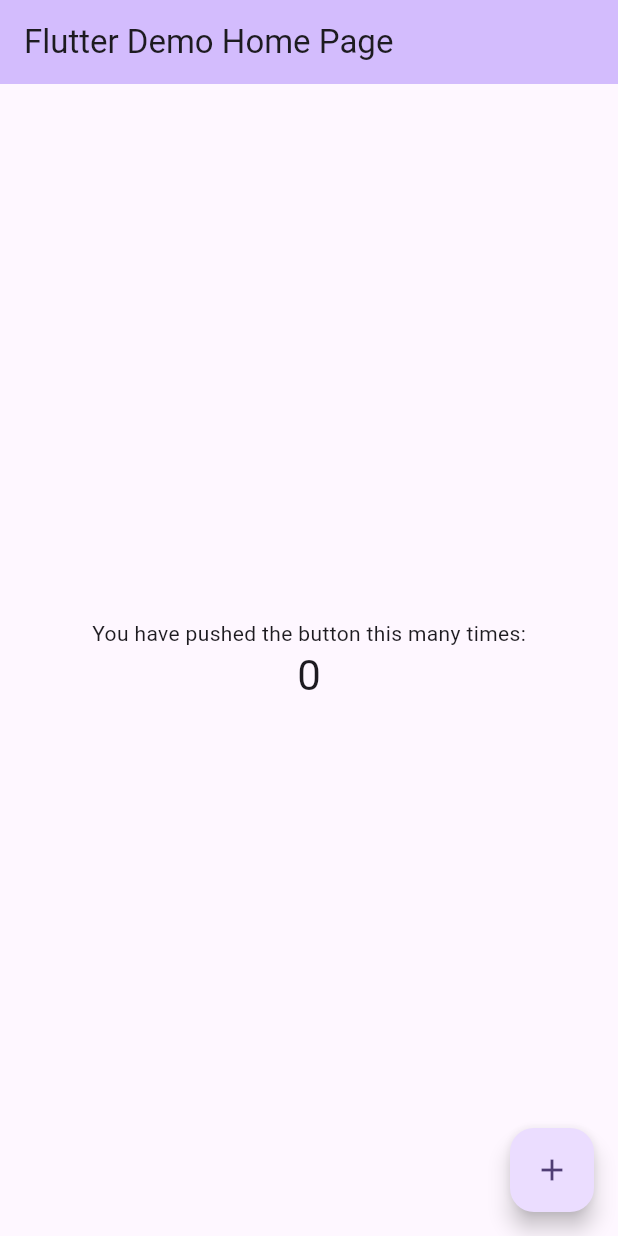
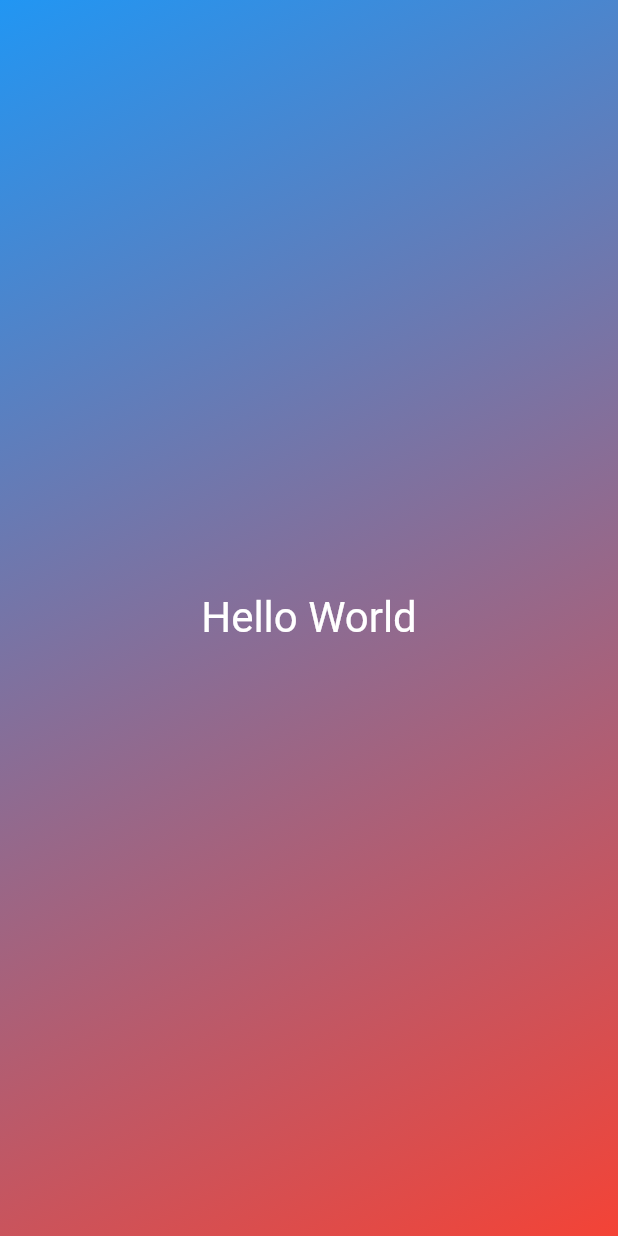
Before and after one commit to Eraycak/dice_roller_app, a Flutter app: the screen it shows after launch, on a phone screen of 412 x 824 dp. Run offline on Flutter 3.47's test engine with Material 2 defaults, Android fonts, the phone set to English and light mode, and no system bars.

Commit message:
Practicing text widgets

```diff
--- a/lib/main.dart
+++ b/lib/main.dart
@@ -1,125 +1,28 @@
 import 'package:flutter/material.dart';
 
 void main() {
-  runApp(const MyApp());
-}
-
-class MyApp extends StatelessWidget {
-  const MyApp({super.key});
-
-  // This widget is the root of your application.
-  @override
-  Widget build(BuildContext context) {
-    return MaterialApp(
-      title: 'Flutter Demo',
-      theme: ThemeData(
-        // This is the theme of your application.
-        //
-        // TRY THIS: Try running your application with "flutter run". You'll see
-        // the application has a blue toolbar. Then, without quitting the app,
-        // try changing the seedColor in the colorScheme below to Colors.green
-        // and then invoke "hot reload" (save your changes or press the "hot
-        // reload" button in a Flutter-supported IDE, or press "r" if you used
-        // the command line to start the app).
-        //
-        // Notice that the counter didn't reset back to zero; the application
-        // state is not lost during the reload. To reset the state, use hot
-        // restart instead.
-        //
-        // This works for code too, not just values: Most code changes can be
-        // tested with just a hot reload.
-        colorScheme: ColorScheme.fromSeed(seedColor: Colors.deepPurple),
-        useMaterial3: true,
-      ),
-      home: const MyHomePage(title: 'Flutter Demo Home Page'),
-    );
-  }
-}
-
-class MyHomePage extends StatefulWidget {
-  const MyHomePage({super.key, required this.title});
-
-  // This widget is the home page of your application. It is stateful, meaning
-  // that it has a State object (defined below) that contains fields that affect
-  // how it looks.
-
-  // This class is the configuration for the state. It holds the values (in this
-  // case the title) provided by the parent (in this case the App widget) and
-  // used by the build method of the State. Fields in a Widget subclass are
-  // always marked "final".
-
-  final String title;
-
-  @override
-  State<MyHomePage> createState() => _MyHomePageState();
-}
-
-class _MyHomePageState extends State<MyHomePage> {
-  int _counter = 0;
-
-  void _incrementCounter() {
-    setState(() {
-      // This call to setState tells the Flutter framework that something has
-      // changed in this State, which causes it to rerun the build method below
-      // so that the display can reflect the updated values. If we changed
-      // _counter without calling setState(), then the build method would not be
-      // called again, and so nothing would appear to happen.
-      _counter++;
-    });
-  }
-
-  @override
-  Widget build(BuildContext context) {
-    // This method is rerun every time setState is called, for instance as done
-    // by the _incrementCounter method above.
-    //
-    // The Flutter framework has been optimized to make rerunning build methods
-    // fast, so that you can just rebuild anything that needs updating rather
-    // than having to individually change instances of widgets.
-    return Scaffold(
-      appBar: AppBar(
-        // TRY THIS: Try changing the color here to a specific color (to
-        // Colors.amber, perhaps?) and trigger a hot reload to see the AppBar
-        // change color while the other colors stay the same.
-        backgroundColor: Theme.of(context).colorScheme.inversePrimary,
-        // Here we take the value from the MyHomePage object that was created by
-        // the App.build method, and use it to set our appbar title.
-        title: Text(widget.title),
-      ),
-      body: Center(
-        // Center is a layout widget. It takes a single child and positions it
-        // in the middle of the parent.
-        child: Column(
-          // Column is also a layout widget. It takes a list of children and
-          // arranges them vertically. By default, it sizes itself to fit its
-          // children horizontally, and tries to be as tall as its parent.
-          //
-          // Column has various properties to control how it sizes itself and
-          // how it positions its children. Here we use mainAxisAlignment to
-          // center the children vertically; the main axis here is the vertical
-          // axis because Columns are vertical (the cross axis would be
-          // horizontal).
-          //
-          // TRY THIS: Invoke "debug painting" (choose the "Toggle Debug Paint"
-          // action in the IDE, or press "p" in the console), to see the
-          // wireframe for each widget.
-          mainAxisAlignment: MainAxisAlignment.center,
-          children: <Widget>[
-            const Text(
-              'You have pushed the button this many times:',
+  runApp(
+    MaterialApp(
+      home: Scaffold(
+        body: Container(
+          decoration: const BoxDecoration(
+            gradient: LinearGradient(
+              begin: Alignment.topLeft,
+              end: Alignment.bottomRight,
+              colors: [
+                Colors.blue,
+                Colors.red,
+              ],
             ),
-            Text(
-              '$_counter',
-              style: Theme.of(context).textTheme.headlineMedium,
+          ),
+          child: const Center(
+            child: Text(
+              'Hello World',
+              style: TextStyle(fontSize: 28, color: Colors.white),
             ),
-          ],
+          ),
         ),
       ),
-      floatingActionButton: FloatingActionButton(
-        onPressed: _incrementCounter,
-        tooltip: 'Increment',
-        child: const Icon(Icons.add),
-      ), // This trailing comma makes auto-formatting nicer for build methods.
-    );
-  }
+    ),
+  );
 }
```
Also changed, not shown: 1 other file.
